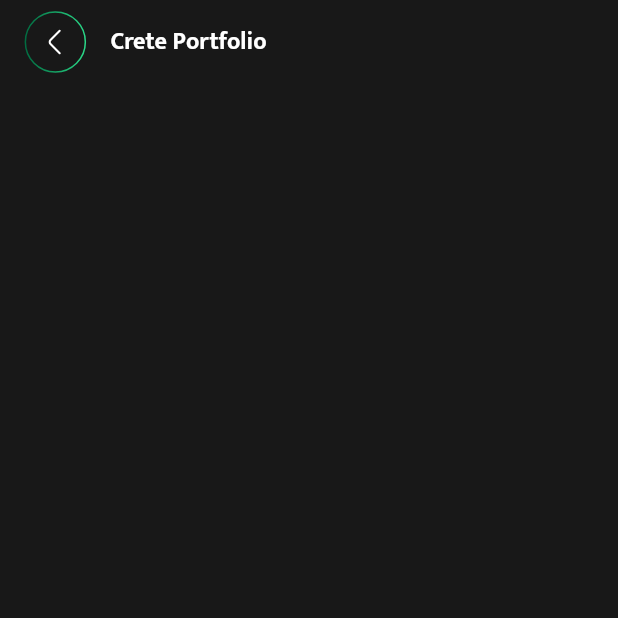
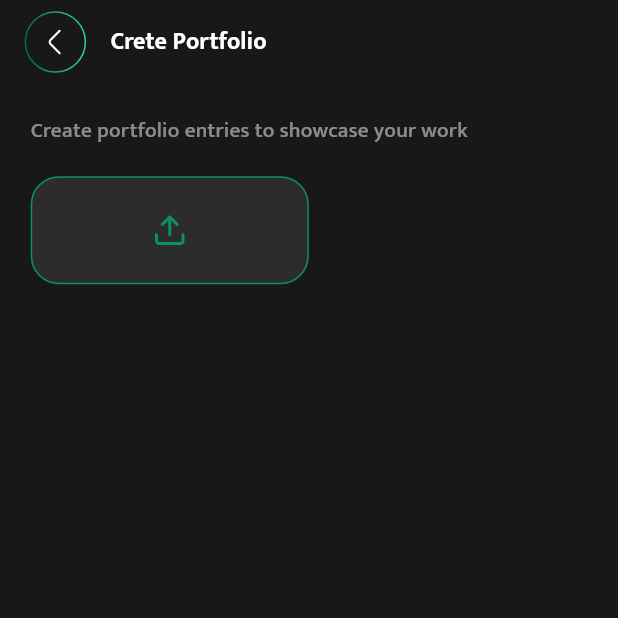
Before and after one commit to mohammadz0606/Irhebo, a Flutter app: the CreateNewPortfolioScreen screen opened directly, on a phone screen of 412 x 824 dp, the top half of it. Run offline on Flutter 3.47's test engine with Material 3 defaults, Android fonts, the phone set to English and light mode, and no system bars; drawn by our look-alikes of oktoast, showcaseview; our stand-ins replace another_flushbar, bot_toast, cached_network_image, connectivity_plus, country_code_picker, dartz and 22 more; missing offline and left inert: audio_waveforms, cupertino_back_gesture, talker_dio_logger; accounts and stored records are empty; network calls fail.

Commit message:
add selected multiple file

```diff
--- a/lib/app/lang/ar.dart
+++ b/lib/app/lang/ar.dart
@@ -218,4 +218,5 @@ Map<String, String> ar = {
   "Add Portfolio": "إضافة معرض أعمال",
   "My Portfolio": "معرض أعمالي",
   "Crete Portfolio": "إنشاء معرض اعمال",
+  "Create portfolio entries to showcase your work": "أنشئ عناصر في معرض الأعمال لعرض أعمالك"
 };
--- a/lib/app/lang/en.dart
+++ b/lib/app/lang/en.dart
@@ -71,7 +71,7 @@ Map<String, String> en = {
   "Wishlist": "Wishlist",
   "Settings": "Settings",
   "This is categories section": "This is categories section",
-  "This is request section" :"This is request section",
+  "This is request section": "This is request section",
   "This is services section": "This is services section",
   "This is quotation section": "This is quotation section",
   "This is porfolio section": "This is portfolio section",
@@ -217,10 +217,10 @@ Map<String, String> en = {
   "File is too large": "File is too large. Max allowed size is 3MB.",
   "Please fill all fields": "Please fill all fields",
   "Category Choices": "Choose a category",
-
-  "Create Service" :"Create Service",
-  "Add Portfolio" : "Add Portfolio",
-  "My Portfolio" : "My Portfolio",
-  "Crete Portfolio" : "Crete Portfolio",
-
+  "Create Service": "Create Service",
+  "Add Portfolio": "Add Portfolio",
+  "My Portfolio": "My Portfolio",
+  "Crete Portfolio": "Crete Portfolio",
+  "Create portfolio entries to showcase your work":
+      "Create portfolio entries to showcase your work",
 };
--- a/lib/presentation/screens/portfolio/screens/create_new_portfolio.dart
+++ b/lib/presentation/screens/portfolio/screens/create_new_portfolio.dart
@@ -1,15 +1,50 @@
+import 'dart:developer';
+
 import '../../../../app/global_imports.dart';
 import '../../../widgets/normal_app_bar.dart';
+import '../widgets/upload_multiple_file.dart';
 
 class CreateNewPortfolioScreen extends StatelessWidget {
   const CreateNewPortfolioScreen({super.key});
 
   @override
   Widget build(BuildContext context) {
+    var w = MediaQuery.of(context).size.width;
     return Scaffold(
       appBar: const NormalAppBar(
         title: "Crete Portfolio",
       ),
+      body: SafeArea(
+        left: false,
+        top: false,
+        right: false,
+        bottom: true,
+        child: SingleChildScrollView(
+          padding: EdgeInsets.only(
+            top: 4.97 * (w / 100),
+            left: 4.97 * (w / 100),
+            right: 4.97 * (w / 100),
+            bottom: 20,
+          ),
+          child: Column(
+            crossAxisAlignment: CrossAxisAlignment.start,
+            children: [
+              SizedBox(
+                width: double.infinity,
+                child: Text(
+                  'Create portfolio entries to showcase your work'.tr,
+                  style: Get.textTheme.titleMedium,
+                ),
+              ),
+              UploadMultipleFile(
+                onFilesSelected: (file) {
+                  log('DONE PIK FILE ${file.length}');
+                },
+              ),
+            ],
+          ),
+        ),
+      ),
     );
   }
 }
--- /dev/null
+++ b/lib/presentation/screens/portfolio/widgets/upload_multiple_file.dart
@@ -0,0 +1,88 @@
+import 'dart:io';
+
+import '../../../../app/global_imports.dart';
+import '../../../../app/resources/images.dart';
+import '../../../../domain/providers/upload_files.dart';
+import '../../../widgets/app_icon.dart';
+
+class UploadMultipleFile extends StatefulWidget {
+  const UploadMultipleFile({super.key, required this.onFilesSelected});
+
+  final Function(List<File> files) onFilesSelected;
+
+  @override
+  State<UploadMultipleFile> createState() => _UploadMultipleFileState();
+}
+
+class _UploadMultipleFileState extends State<UploadMultipleFile> {
+  List<File> files = [];
+
+  @override
+  Widget build(BuildContext context) {
+    var w = MediaQuery.sizeOf(context).width;
+
+    return Column(
+      crossAxisAlignment: CrossAxisAlignment.start,
+      children: [
+        Container(
+          margin: const EdgeInsets.only(top: 20, bottom: 10),
+          height: 17.5 * (w / 100),
+          width: 45 * (w / 100),
+          alignment: Alignment.center,
+          decoration: AppDecoration.getDecorationWithRadius(
+            borderColor: AppLightColors.greenContainer,
+            dark: Get.find<AppController>().darkMode,
+            color: Get.find<AppController>().darkMode
+                ? AppDarkColors.darkContainer2
+                : AppLightColors.unSelected,
+            radius: 20.r,
+          ),
+          child: Consumer<UploadFilesProvider>(
+            builder: (context, provider, child) {
+              return IconButton(
+                onPressed: () async {
+                  List<File> pickFile = await provider.pickMultipleFile();
+
+                  if (files.isEmpty) {
+                    files = pickFile;
+                  } else {
+                    files.addAll(pickFile);
+                  }
+
+                  widget.onFilesSelected(files);
+
+                  setState(() {});
+                },
+                icon: AppIcon(
+                  color: AppLightColors.greenContainer,
+                  path: AppIcons.upload,
+                  width: 5.97 * (w / 100),
+                  height: 5.97 * (w / 100),
+                ),
+              );
+            },
+          ),
+        ),
+        if (files.isNotEmpty) ...[
+          ...files.map(
+            (e) => ListTile(
+              contentPadding: EdgeInsets.zero,
+              title: Text(e.path.split('/').last),
+              trailing: IconButton(
+                onPressed: () {
+                  files.remove(e);
+                  widget.onFilesSelected(files);
+                  setState(() {});
+                },
+                icon: const AppIcon(
+                  path: AppIcons.delete,
+                  color: AppLightColors.red,
+                ),
+              ),
+            ),
+          ),
+        ]
+      ],
+    );
+  }
+}
```
Also changed, not shown: lib/domain/providers/upload_files.dart (+23 -1 lines).
